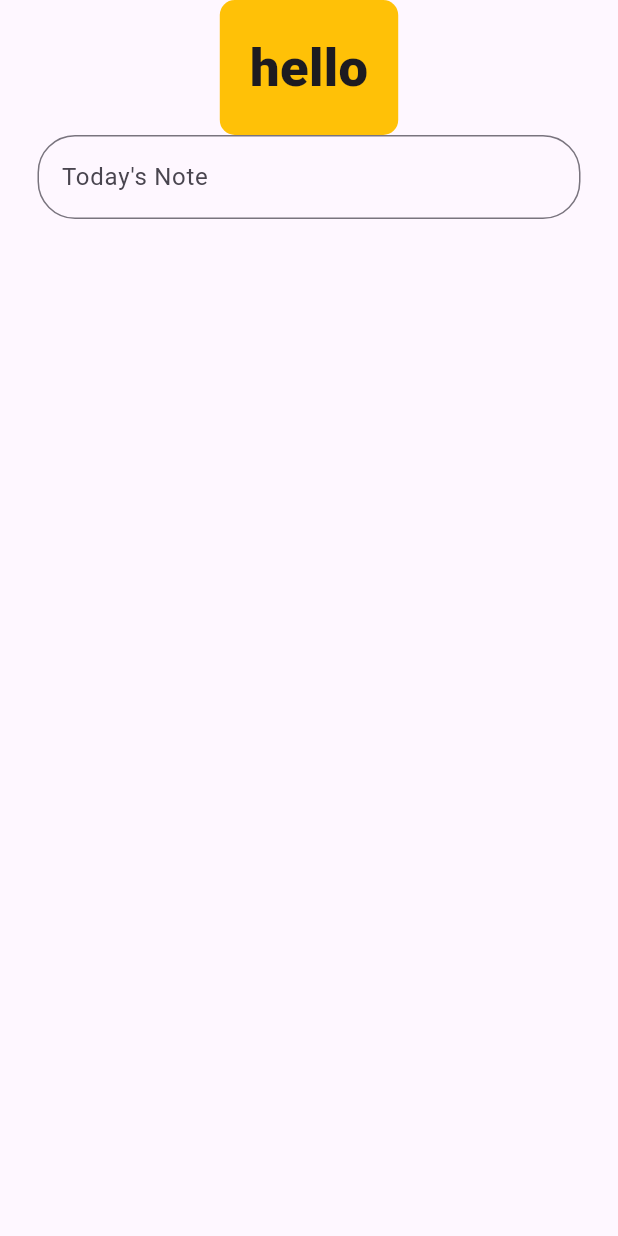
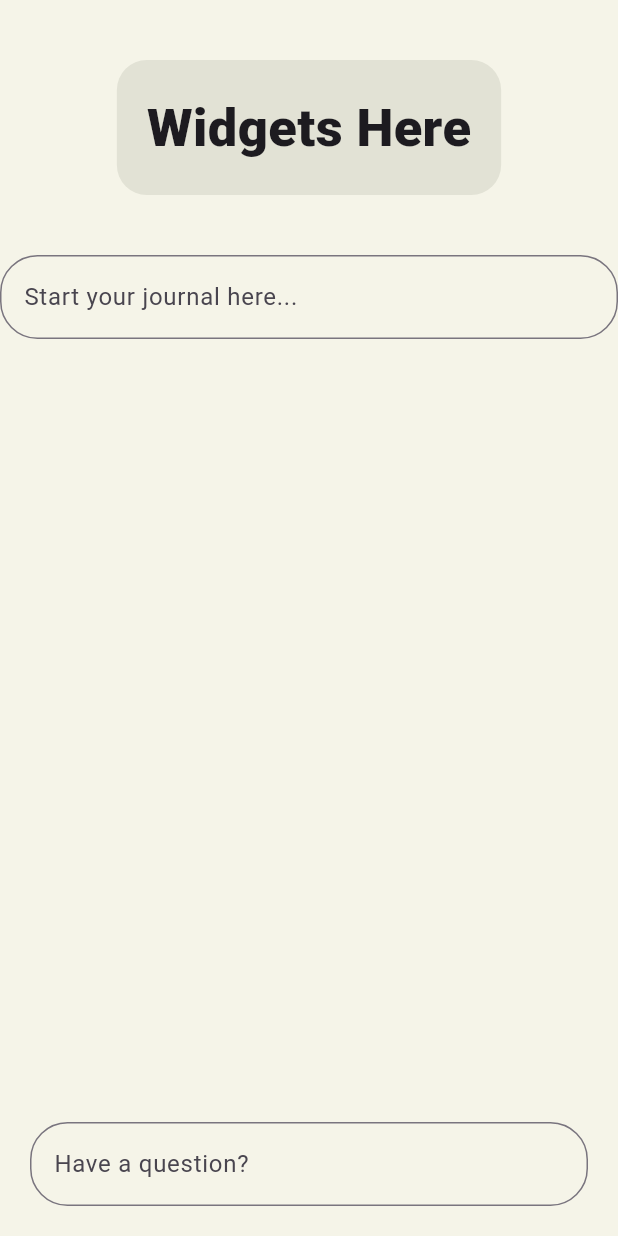
Before and after one commit to jeremykamber/winfo_ai_journaling_app, a Flutter app: the screen it shows after launch, on a phone screen of 412 x 824 dp. Run offline on Flutter 3.47's test engine with Material 3 defaults, Android fonts, the phone set to English and light mode, and no system bars; our stand-ins replace stacked, stacked_services, stacked_shared.

Commit message:
worked on journaling view

```diff
--- a/lib/ui/views/journaling/journaling_view.dart
+++ b/lib/ui/views/journaling/journaling_view.dart
@@ -13,33 +13,55 @@ class JournalingView extends StackedView<JournalingViewModel> {
     Widget? child,
   ) {
     return Scaffold(
-      backgroundColor: Theme.of(context).colorScheme.background,
+      backgroundColor: const Color(0xFFF5F4E8),
       body: SafeArea(
         child: Container(
-          padding: const EdgeInsets.only(left: 25.0, right: 25.0),
           child: Column(
+            mainAxisAlignment: MainAxisAlignment.spaceBetween,
             children: [
               Container(
-                padding: EdgeInsets.all(20),
+                margin: const EdgeInsets.only(top: 40),
+                padding: const EdgeInsets.all(20),
                 decoration: BoxDecoration(
-                  color: Colors.amber,
-                  borderRadius: BorderRadius.circular(10)
+                  color: const Color(0xFFE2E2D5),
+                  borderRadius: BorderRadius.circular(20),
                 ),
-                child: Text('hello', style: TextStyle(
+                child: const Text(
+                  'Widgets Here',
+                  style: TextStyle(
                     fontSize: 35,
                     fontWeight: FontWeight.w900,
-                ),),
                   ),
-              TextField(
+                ),
+              ),
+              const SizedBox(height: 40),
+              Expanded(
+                child: TextField(
                   obscureText: false,
                   decoration: InputDecoration(
-                  hintText: 'Enter here',
+                    fillColor: const Color(0xFFFFFFFF),
+                    hintText: 'Start your journal here...',
                     border: OutlineInputBorder(
                       borderRadius: BorderRadius.circular(25),
                     ),
-                  labelText: 'Today\'s Note',
-                  )
-                )
+                  ),
+                ),
+              ),
+              Padding(
+                padding: const EdgeInsets.only(bottom: 20, right: 20, left: 20),
+                child: TextField(
+                  obscureText: false,
+                  decoration: InputDecoration(
+                    fillColor: const Color(0xFF958E8E),
+                    hintText: 'Ask me anything!',
+                    hintStyle: const TextStyle(color: Color(0xFF958E8E)),
+                    labelText: 'Have a question?',
+                    border: OutlineInputBorder(
+                      borderRadius: BorderRadius.circular(25),
+                    ),
+                  ),
+                ),
+              ),
             ],
           ),
         ),
--- a/lib/ui/views/journaling/journaling_viewmodel.dart
+++ b/lib/ui/views/journaling/journaling_viewmodel.dart
@@ -1,3 +1,5 @@
 import 'package:stacked/stacked.dart';
 
-class JournalingViewModel extends BaseViewModel {}
+class JournalingViewModel extends BaseViewModel {
+
+}
```
Lines whose indentation alone changed are shown as unchanged.
